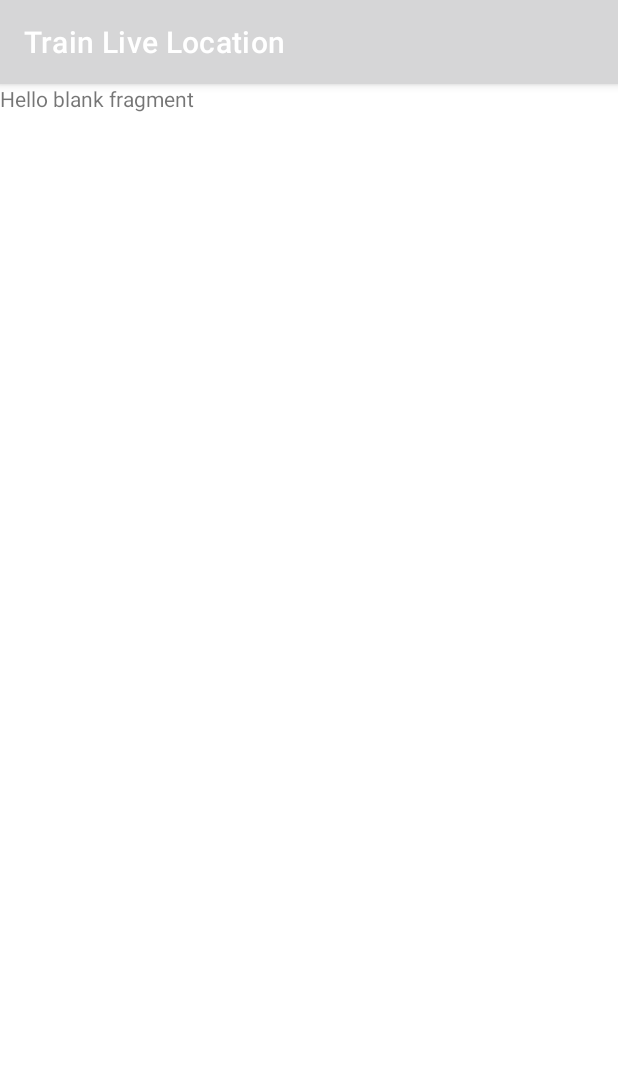
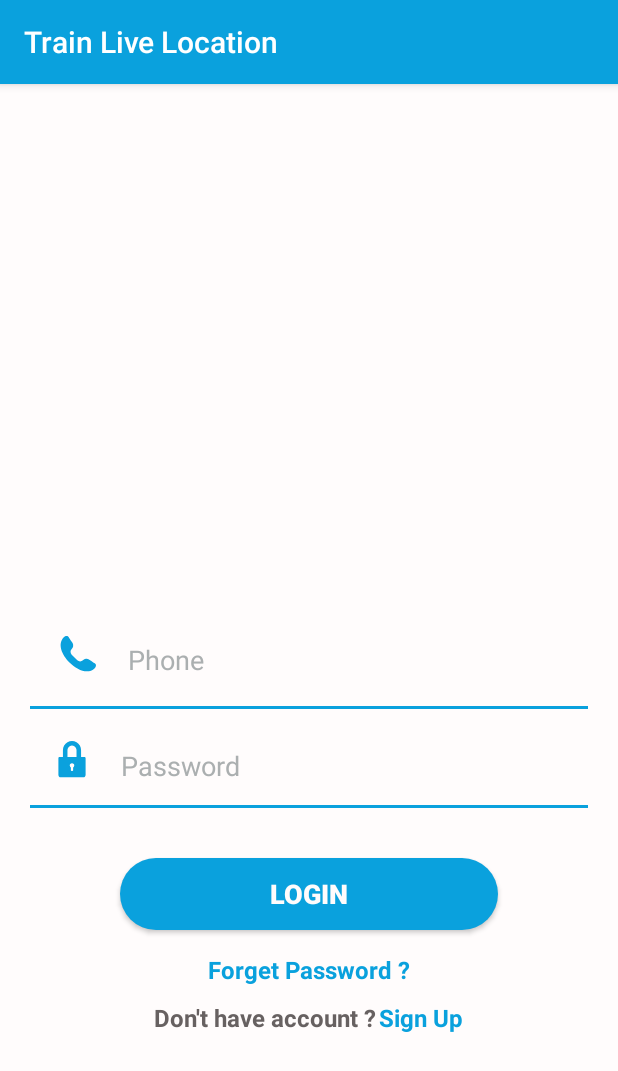
Before and after one commit to alitahoon/Train_Live_Location, an Android app: the fragment login shown on its own in the app's theme, on a phone screen of 412 x 824 dp. Shown: the top 1071 px of the screen. Run offline under Robolectric (Android 15) with nearby library versions, the phone set to English and light mode, and no system bars; our stand-ins replace data binding.

Commit message:
fixing errors lunching app

```diff
--- a/app/build.gradle
+++ b/app/build.gradle
@@ -3,7 +3,7 @@ plugins {
     id 'org.jetbrains.kotlin.android'
     id 'kotlin-kapt'
     id 'dagger.hilt.android.plugin'
-    id 'com.google.gms.google-services'
+//    id 'com.google.gms.google-services'
 }
 
 android {
@@ -43,6 +43,7 @@ android {
 
 dependencies {
     def lifecycle_version = "2.5.1"
+    def lottieVersion = "5.2.0"
 
     implementation 'androidx.core:core-ktx:1.9.0'
     implementation 'androidx.appcompat:appcompat:1.6.0'
@@ -90,5 +91,6 @@ dependencies {
     // Add the dependency for the Firebase Authentication library
     // When using the BoM, you don't specify versions in Firebase library dependencies
     implementation 'com.google.firebase:firebase-auth-ktx'
+    implementation "com.airbnb.android:lottie:$lottieVersion"
 
 }
--- /dev/null
+++ b/app/src/main/java/com/example/trainlivelocation/TrainLiveLocation.kt
@@ -0,0 +1,6 @@
+package com.example.trainlivelocation
+
+import android.app.Application
+
+class TrainLiveLocation : Application() {
+}
--- a/app/src/main/java/com/example/trainlivelocation/ui/UserRegisterViewModel.kt
+++ b/app/src/main/java/com/example/trainlivelocation/ui/UserRegisterViewModel.kt
@@ -5,6 +5,7 @@ import android.view.View
 import androidx.lifecycle.LiveData
 import androidx.lifecycle.MediatorLiveData
 import androidx.lifecycle.MutableLiveData
+import androidx.lifecycle.ViewModel
 import com.example.domain.usecase.*
 import com.example.trainlivelocation.R
 import dagger.hilt.android.lifecycle.HiltViewModel
@@ -19,7 +20,7 @@ class UserRegisterViewModel @Inject constructor(
     private val setVerificationId: SetVerificationId,
     private val verifyOtpCode: VerifyOtpCode,
     private val jobsList:ArrayList< out String>
-){
+):ViewModel(){
     lateinit var userRegisterListener:RegisterListener
     lateinit var listenerCallbacks:PhoneCallbacksListener
     val gender_redio_checked=MutableLiveData<Int>()
--- a/app/src/main/res/layout/fragment_login.xml
+++ b/app/src/main/res/layout/fragment_login.xml
@@ -1,14 +1,131 @@
 <?xml version="1.0" encoding="utf-8"?>
-<FrameLayout xmlns:android="http://schemas.android.com/apk/res/android"
+
+<layout xmlns:android="http://schemas.android.com/apk/res/android"
+    xmlns:app="http://schemas.android.com/apk/res-auto"
     xmlns:tools="http://schemas.android.com/tools"
-    android:layout_width="match_parent"
-    android:layout_height="match_parent"
-    tools:context=".ui.login">
-
-    <!-- TODO: Update blank fragment layout -->
-    <TextView
+    >
+    <data>
+        <variable
+            name="viewmodel"
+            type="com.example.trainlivelocation.ui.UserLoginViewModel" />
+    </data>
+    <androidx.constraintlayout.widget.ConstraintLayout
         android:layout_width="match_parent"
         android:layout_height="match_parent"
-        android:text="@string/hello_blank_fragment" />
+        tools:context=".ui.login"
+        android:background="@color/white">
 
-</FrameLayout>
+        <androidx.appcompat.widget.AppCompatEditText
+            android:drawableLeft="@drawable/phone_icon"
+            android:drawablePadding="10dp"
+            android:text="@={viewmodel.userPhone}"
+            android:id="@+id/appCompatEditText"
+            android:layout_width="match_parent"
+            android:layout_height="wrap_content"
+            android:hint="Phone"
+            android:background="@drawable/login_textfield_selector"
+            android:padding="10dp"
+            android:textColorHint="@color/textHintColorFirst"
+            android:textSize="18sp"
+            app:layout_constraintBottom_toBottomOf="parent"
+            app:layout_constraintEnd_toEndOf="parent"
+            app:layout_constraintStart_toStartOf="parent"
+            app:layout_constraintTop_toTopOf="parent"
+            android:layout_marginHorizontal="20dp"/>
+
+        <androidx.appcompat.widget.AppCompatEditText
+            android:id="@+id/appCompatEditText2"
+            android:drawableLeft="@drawable/password_icon"
+            android:drawablePadding="10dp"
+            android:layout_width="match_parent"
+            android:layout_height="wrap_content"
+            android:layout_marginHorizontal="20dp"
+            android:layout_marginVertical="10dp"
+            android:text="@={viewmodel.userPassword}"
+            android:background="@drawable/login_textfield_selector"
+            android:hint="Password"
+            android:padding="5dp"
+            android:textColorHint="@color/textHintColorFirst"
+            android:textSize="18sp"
+            app:layout_constraintBottom_toBottomOf="parent"
+            app:layout_constraintEnd_toEndOf="parent"
+            app:layout_constraintHorizontal_bias="0.0"
+            app:layout_constraintStart_toStartOf="parent"
+            app:layout_constraintTop_toBottomOf="@+id/appCompatEditText"
+            app:layout_constraintVertical_bias="0.0" />
+
+        <androidx.appcompat.widget.AppCompatButton
+            android:id="@+id/register"
+            android:layout_width="match_parent"
+            android:layout_height="wrap_content"
+            android:layout_marginHorizontal="80dp"
+            android:background="@drawable/login_btn_selector"
+            android:gravity="center"
+            android:padding="10dp"
+            android:text="Login"
+            android:onClick="@{ viewmodel::onLoginButtonClick}"
+            android:textColor="@color/white"
+            android:textSize="18sp"
+            android:textStyle="bold"
+            app:layout_constraintBottom_toBottomOf="parent"
+            app:layout_constraintTop_toBottomOf="@+id/appCompatEditText2"
+            app:layout_constraintVertical_bias="0.141"
+            tools:layout_editor_absoluteX="80dp" />
+
+        <TextView
+            android:id="@+id/textView3"
+            android:layout_width="match_parent"
+            android:layout_height="wrap_content"
+            android:layout_marginHorizontal="80dp"
+            android:layout_marginVertical="15dp"
+            android:gravity="center"
+            android:text="Forget Password ?"
+            android:textColor="@color/basicColor"
+            android:textSize="16sp"
+            android:textStyle="bold"
+            app:layout_constraintEnd_toEndOf="parent"
+            app:layout_constraintStart_toStartOf="parent"
+            app:layout_constraintTop_toBottomOf="@+id/register" />
+
+        <LinearLayout
+            android:id="@+id/linearLayout2"
+            android:layout_width="match_parent"
+            android:layout_height="wrap_content"
+            android:layout_marginHorizontal="80dp"
+            android:layout_marginVertical="10dp"
+            android:gravity="center"
+            app:layout_constraintTop_toBottomOf="@+id/textView3"
+            tools:layout_editor_absoluteX="80dp">
+
+            <TextView
+                android:id="@+id/textView4"
+                android:layout_width="wrap_content"
+                android:layout_height="wrap_content"
+                android:layout_gravity="right"
+                android:text="Don't have account ?"
+                android:textColor="@color/textHintColorSecond"
+                android:textSize="16sp"
+                android:textStyle="bold" />
+
+            <TextView
+                android:layout_width="wrap_content"
+                android:layout_height="wrap_content"
+                android:layout_gravity="left"
+                android:layout_marginLeft="2dp"
+                android:text="Sign Up"
+                android:textColor="@color/basicColor"
+                android:textSize="16dp"
+                android:textStyle="bold" />
+        </LinearLayout>
+
+        <ProgressBar
+            android:id="@+id/login_ProgressBar"
+            android:layout_width="wrap_content"
+            android:layout_height="wrap_content"
+            android:visibility="gone"
+            app:layout_constraintBottom_toBottomOf="parent"
+            app:layout_constraintEnd_toEndOf="parent"
+            app:layout_constraintStart_toStartOf="parent"
+            app:layout_constraintTop_toTopOf="parent" />
+    </androidx.constraintlayout.widget.ConstraintLayout>
+</layout>
--- a/app/src/main/res/layout/fragment_register.xml
+++ b/app/src/main/res/layout/fragment_register.xml
@@ -15,7 +15,7 @@
             android:layout_width="match_parent"
             android:layout_height="match_parent"
             android:background="@color/white"
-            tools:context=".ui.auth.login">
+            tools:context=".ui.register">
 
             <LinearLayout
                 android:id="@+id/appCompatEditText"
--- a/app/src/main/res/values-night/themes.xml
+++ b/app/src/main/res/values-night/themes.xml
@@ -1,13 +1,13 @@
 <resources xmlns:tools="http://schemas.android.com/tools">
     <!-- Base application theme. -->
-    <style name="Theme.TrainLiveLocation" parent="Theme.MaterialComponents.DayNight.DarkActionBar">
+    <style name="Theme.TrainLiveLocation" parent="Base.Theme.AppCompat.Light.DarkActionBar">
         <!-- Primary brand color. -->
-        <item name="colorPrimary">@color/purple_200</item>
-        <item name="colorPrimaryVariant">@color/purple_700</item>
-        <item name="colorOnPrimary">@color/black</item>
+        <item name="colorPrimary">@color/basicColor</item>
+        <item name="colorPrimaryVariant">@color/secondColor</item>
+        <item name="colorOnPrimary">@color/white</item>
         <!-- Secondary brand color. -->
-        <item name="colorSecondary">@color/teal_200</item>
-        <item name="colorSecondaryVariant">@color/teal_200</item>
+        <item name="colorSecondary">@color/thirdColor</item>
+        <item name="colorSecondaryVariant">@color/fourth</item>
         <item name="colorOnSecondary">@color/black</item>
         <!-- Status bar color. -->
         <item name="android:statusBarColor">?attr/colorPrimaryVariant</item>
--- a/app/src/main/res/values/themes.xml
+++ b/app/src/main/res/values/themes.xml
@@ -1,13 +1,13 @@
 <resources xmlns:tools="http://schemas.android.com/tools">
     <!-- Base application theme. -->
-    <style name="Theme.TrainLiveLocation" parent="Theme.MaterialComponents.DayNight.DarkActionBar">
+    <style name="Theme.TrainLiveLocation" parent="Base.Theme.AppCompat.Light.DarkActionBar">
         <!-- Primary brand color. -->
-        <item name="colorPrimary">@color/purple_500</item>
-        <item name="colorPrimaryVariant">@color/purple_700</item>
+        <item name="colorPrimary">@color/basicColor</item>
+        <item name="colorPrimaryVariant">@color/secondColor</item>
         <item name="colorOnPrimary">@color/white</item>
         <!-- Secondary brand color. -->
-        <item name="colorSecondary">@color/teal_200</item>
-        <item name="colorSecondaryVariant">@color/teal_700</item>
+        <item name="colorSecondary">@color/thirdColor</item>
+        <item name="colorSecondaryVariant">@color/fourth</item>
         <item name="colorOnSecondary">@color/black</item>
         <!-- Status bar color. -->
         <item name="android:statusBarColor">?attr/colorPrimaryVariant</item>
--- a/gradle.properties
+++ b/gradle.properties
@@ -21,3 +21,4 @@ kotlin.code.style=official
 # resources declared in the library itself and none from the library's dependencies,
 # thereby reducing the size of the R class for that library
 android.nonTransitiveRClass=true
+android.databinding.enableV2=true
```
Also changed, not shown: app/src/main/AndroidManifest.xml (+9 -5 lines), app/src/main/java/com/example/trainlivelocation/ui/CodeVerfication.kt (added, +60 -0 lines), app/src/main/java/com/example/trainlivelocation/ui/CodeVerficationViewModel.kt (added, +17 -0 lines), app/src/main/java/com/example/trainlivelocation/ui/LoginListener.kt (added, +7 -0 lines), app/src/main/java/com/example/trainlivelocation/ui/UserLoginViewModel.kt (+19 -1 lines), app/src/main/res/layout/fragment_code_verfication.xml (added, +95 -0 lines).
